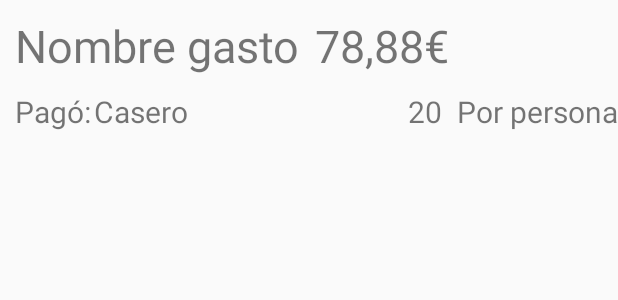
After one commit to Hulk-lian/SharedFloor, an Android app: the layout expense_expense.xml on its own in the app's theme, with its tools: preview values and no code run, on a phone screen of 412 x 824 dp. The commit adds this screen. Shown: the top 300 px of the screen. Run offline under Robolectric (Android 15) with nearby library versions, the phone set to English and light mode, and no system bars.

Commit message:
add models and the test list of expenses

```diff
--- /dev/null
+++ b/app/src/main/java/com/jtsw/sharedfloor/model/Zone.java
@@ -0,0 +1,6 @@
+package com.jtsw.sharedfloor.model;
+
+
+public class Zone {
+
+}
--- /dev/null
+++ b/app/src/main/res/layout/expense_expense.xml
@@ -0,0 +1,72 @@
+<?xml version="1.0" encoding="utf-8"?>
+<RelativeLayout xmlns:android="http://schemas.android.com/apk/res/android"
+    android:orientation="vertical" android:layout_width="wrap_content"
+    android:layout_height="wrap_content">
+
+    <TextView
+    android:layout_width="wrap_content"
+    android:layout_height="wrap_content"
+    android:id="@+id/expenseTXVNameExp"
+    android:text="Nombre gasto"
+    android:textSize="@dimen/expense_txv_text_primary_size"
+    android:layout_margin="@dimen/expense_txv_margin"/>
+
+    <TextView
+        android:layout_width="wrap_content"
+        android:layout_height="wrap_content"
+        android:id="@+id/expenseTXVamount"
+        android:text="78,88"
+        android:textSize="@dimen/expense_txv_text_primary_size"
+        android:layout_toRightOf="@id/expenseTXVNameExp"
+        android:layout_alignBaseline="@+id/expenseTXVNameExp" />
+
+    <TextView
+        android:layout_width="wrap_content"
+        android:layout_height="wrap_content"
+        android:id="@+id/expenseTXVforeignExchange"
+        android:text="@string/EUR"
+        android:layout_toRightOf="@id/expenseTXVamount"
+        android:textSize="@dimen/expense_txv_text_primary_size"
+    android:layout_alignBaseline="@+id/expenseTXVNameExp" />
+
+    <TextView
+        android:layout_width="wrap_content"
+        android:layout_height="wrap_content"
+        android:id="@+id/expense_txv_textPaid"
+        android:text="@string/expense_paid"
+        android:textSize="@dimen/expense_txv_secondary_size"
+        android:layout_below="@id/expenseTXVNameExp"
+        android:layout_alignStart="@id/expenseTXVNameExp"
+        android:layout_alignLeft="@+id/expenseTXVNameExp"/>
+    <TextView
+        android:layout_width="wrap_content"
+        android:layout_height="wrap_content"
+        android:id="@+id/expenseTXVWhoPaid"
+        android:text="@string/expense_who_paid"
+        android:textSize="@dimen/expense_txv_secondary_size"
+        android:layout_alignBaseline="@+id/expense_txv_textPaid"
+        android:layout_toRightOf="@id/expense_txv_textPaid"
+        android:layout_marginLeft="@dimen/expense_txv_who_paid"/>
+
+    <TextView
+        android:layout_width="wrap_content"
+        android:layout_height="wrap_content"
+        android:id="@+id/expense_txv_textPerUser"
+        android:text="@string/expense_per_user_paid_text"
+        android:layout_alignBaseline="@+id/expense_txv_textPaid"
+        android:layout_alignParentRight="true"
+        android:textSize="@dimen/expense_txv_secondary_size"
+        />
+
+    <TextView
+        android:layout_width="wrap_content"
+        android:layout_height="wrap_content"
+        android:id="@+id/expenseTXVPricePerUser"
+        android:text="20"
+        android:layout_alignBaseline="@+id/expense_txv_textPaid"
+        android:layout_toLeftOf="@+id/expense_txv_textPerUser"
+        android:textSize="@dimen/expense_txv_secondary_size"
+        android:layout_marginRight="@dimen/expense_txv_margin"
+        />
+
+</RelativeLayout>
--- a/app/src/main/res/values/dimens.xml
+++ b/app/src/main/res/values/dimens.xml
@@ -16,4 +16,12 @@
     <dimen name="home_img_margin_bottom">10dp</dimen>
     <dimen name="home_img_margin">10dp</dimen>
 
+
+    <!--EXPENSES -->
+    <dimen name="expense_txv_text_primary_size">30dp</dimen>
+    <dimen name="expense_txv_margin">10dp</dimen>
+    <dimen name="expense_txv_who_paid">2dp</dimen>
+    <dimen name="expense_txv_secondary_size">20dp</dimen>
+
+
 </resources>
--- /dev/null
+++ b/app/src/main/res/values/foreign_exchange.xml
@@ -0,0 +1,5 @@
+<?xml version="1.0" encoding="utf-8"?>
+<resources>
+    <string name="EUR">€</string>
+    <string name="USD">$</string>
+</resources>
--- a/app/src/main/res/values/strings.xml
+++ b/app/src/main/res/values/strings.xml
@@ -1,10 +1,17 @@
 <resources>
     <string name="app_name">Shared Floor</string>
 
-    <!-- TODO: Remove or change this placeholder text -->
+    <!--  -->
     <string name="hello_blank_fragment">Hello blank fragment</string>
     <string name="title_activity_selector_fragments_">Shared Floor</string>
     <string name="action_settings">Settings</string>
     <string name="section_format">Hello World from section: %1$d</string>
     <string name="title_activity_selector">Shared Floor</string>
+
+    <!-- expenses -->
+    <string name="expense_paid">Pagó:</string>
+    <string name="expense_for_user">Por persona</string>
+    <string name="expense_who_paid">Casero</string>
+    <string name="expense_per_user_paid_text">Por persona</string>
+
 </resources>
```
Also changed, not shown: app/src/main/java/com/jtsw/sharedfloor/ApplicationsTests/Expense_listExpenses.java (added, +43 -0 lines), app/src/main/java/com/jtsw/sharedfloor/model/CleanTurn.java (added, +7 -0 lines), app/src/main/java/com/jtsw/sharedfloor/model/Expense.java (added, +68 -0 lines), app/src/main/java/com/jtsw/sharedfloor/model/Home.java (added, +38 -0 lines), app/src/main/java/com/jtsw/sharedfloor/model/User.java (added, +37 -0 lines), app/src/main/res/layout/fragment_gastos_fragment.xml (+8 -3 lines).
